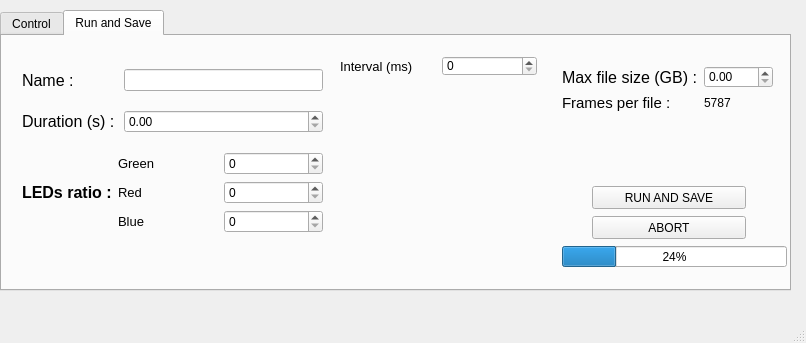
The window that isoi_window.ui (JohnstonLab/OMMI) describes before a commit, drawn with Qt 5.
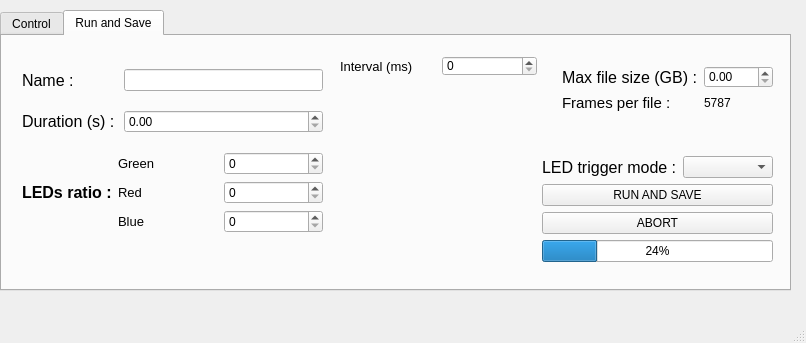
The same window after the commit. The open tabs and pages were chosen to show the change.

Commit message: GUI modification to add LED camera trigger possibility

```diff
--- a/isoi_window.ui
+++ b/isoi_window.ui
@@ -356,32 +356,6 @@
      <attribute name="title">
       <string>Run and Save</string>
      </attribute>
-     <widget class="QPushButton" name="SaveEBtn">
-      <property name="geometry">
-       <rect>
-        <x>590</x>
-        <y>150</y>
-        <width>154</width>
-        <height>23</height>
-       </rect>
-      </property>
-      <property name="text">
-       <string>RUN AND SAVE</string>
-      </property>
-     </widget>
-     <widget class="QProgressBar" name="progressBar">
-      <property name="geometry">
-       <rect>
-        <x>560</x>
-        <y>210</y>
-        <width>225</width>
-        <height>21</height>
-       </rect>
-      </property>
-      <property name="value">
-       <number>24</number>
-      </property>
-     </widget>
      <widget class="QWidget" name="layoutWidget">
       <property name="geometry">
        <rect>
@@ -487,19 +461,6 @@
        </item>
       </layout>
      </widget>
-     <widget class="QPushButton" name="abortBtn">
-      <property name="geometry">
-       <rect>
-        <x>590</x>
-        <y>180</y>
-        <width>154</width>
-        <height>23</height>
-       </rect>
-      </property>
-      <property name="text">
-       <string>ABORT</string>
-      </property>
-     </widget>
      <widget class="QWidget" name="layoutWidget">
       <property name="geometry">
        <rect>
@@ -574,6 +535,58 @@
        </rect>
       </property>
      </widget>
+     <widget class="QWidget" name="">
+      <property name="geometry">
+       <rect>
+        <x>540</x>
+        <y>120</y>
+        <width>231</width>
+        <height>109</height>
+       </rect>
+      </property>
+      <layout class="QVBoxLayout" name="verticalLayout">
+       <item>
+        <layout class="QHBoxLayout" name="horizontalLayout_3">
+         <item>
+          <widget class="QLabel" name="label_16">
+           <property name="font">
+            <font>
+             <pointsize>12</pointsize>
+            </font>
+           </property>
+           <property name="text">
+            <string>LED trigger mode :</string>
+           </property>
+          </widget>
+         </item>
+         <item>
+          <widget class="QComboBox" name="ledTrigBox"/>
+         </item>
+        </layout>
+       </item>
+       <item>
+        <widget class="QPushButton" name="SaveEBtn">
+         <property name="text">
+          <string>RUN AND SAVE</string>
+         </property>
+        </widget>
+       </item>
+       <item>
+        <widget class="QPushButton" name="abortBtn">
+         <property name="text">
+          <string>ABORT</string>
+         </property>
+        </widget>
+       </item>
+       <item>
+        <widget class="QProgressBar" name="progressBar">
+         <property name="value">
+          <number>24</number>
+         </property>
+        </widget>
+       </item>
+      </layout>
+     </widget>
     </widget>
    </widget>
   </widget>
```
Left out of the diff: 2 changed lines with no effect on the pictures. The commit also changes 4 other files.
